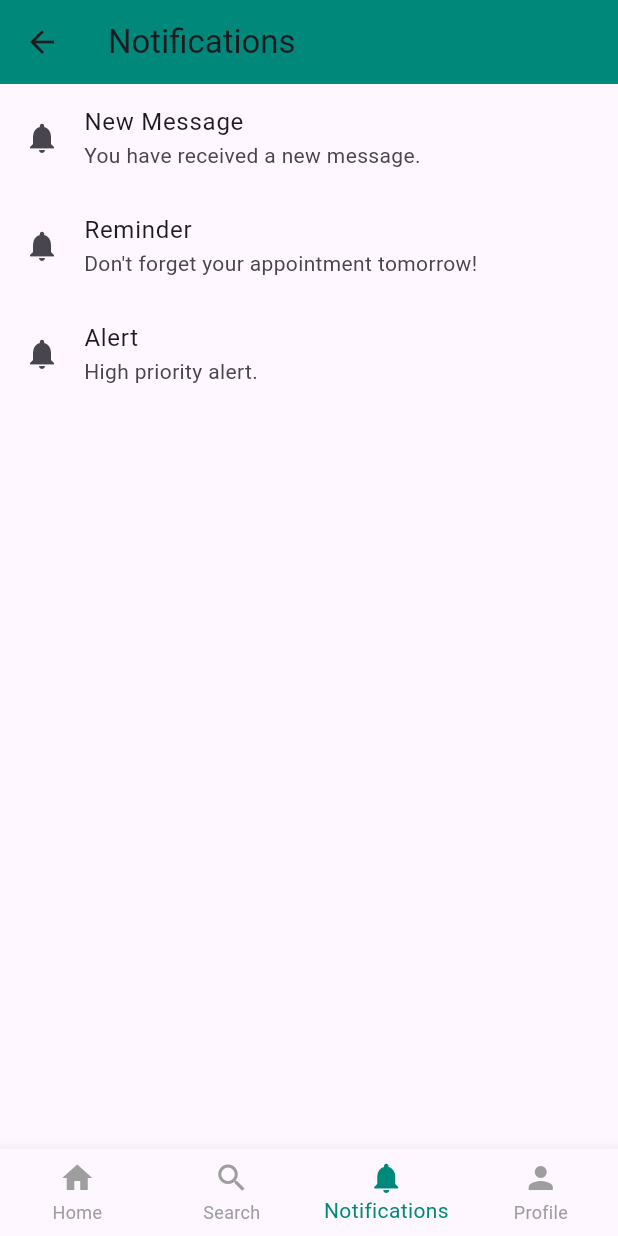
After one commit to vidyaratmayantii/relawanin_mobile_project, a Flutter app: the NotificationPage screen opened by its route, on a phone screen of 412 x 824 dp. The commit adds this screen. Run offline on Flutter 3.47's test engine with Material 3 defaults, Android fonts, the phone set to English and light mode, and no system bars.

Commit message:
notification page

```diff
--- a/lib/cari_kegiatan_page.dart
+++ b/lib/cari_kegiatan_page.dart
@@ -3,6 +3,7 @@
 import 'package:flutter/material.dart';
 import 'profile_page.dart';
 import 'dashboard_page.dart';
+import 'notification_page.dart';
 
 class carikegiatan extends StatefulWidget {
   const carikegiatan({super.key});
@@ -143,6 +144,11 @@ class _carikegiatanState extends State<carikegiatan> {
                 context,
                 MaterialPageRoute(builder: (context) => DashboardPage()),
               );
+            } else if (index == 2 ) {
+              Navigator.push(
+                context,
+                MaterialPageRoute(builder: (context) => NotificationPage()),
+              );
             }
           },
           items: const [
--- a/lib/dashboard_page.dart
+++ b/lib/dashboard_page.dart
@@ -1,6 +1,7 @@
 import 'package:flutter/material.dart';
 import 'package:relawanin_mobile_project/DetailKegiatan/detailKegiatan.dart';
 import 'package:relawanin_mobile_project/detailBerita_page.dart';
+import 'package:relawanin_mobile_project/notification_page.dart';
 import 'profile_page.dart';
 import 'cari_kegiatan_page.dart';
 
@@ -267,6 +268,11 @@ class DashboardPage extends StatelessWidget {
                 context,
                 MaterialPageRoute(builder: (context) => const carikegiatan()),
               );
+            } else if (index == 2 ) {
+              Navigator.push(
+                context,
+                MaterialPageRoute(builder: (context) => NotificationPage()),
+              );
             }
           },
           items: const [
--- a/lib/main.dart
+++ b/lib/main.dart
@@ -1,5 +1,6 @@
 import 'package:flutter/material.dart';
 import 'package:relawanin_mobile_project/DetailKegiatan/DetailKegiatan.dart';
+import 'package:relawanin_mobile_project/notification_page.dart';
 // import 'package:relawanin_mobile_project/cari_kegiatan_page.dart';
 import 'PageLogin/loginPage.dart';
 import 'dashboard_page.dart';
@@ -34,6 +35,8 @@ class MyApp extends StatelessWidget {
         '/profile': (context) => const ProfilePage(),
         '/berita': (context) => const DetailBeritaPage(),
         '/cariKegiatan': (context) => const carikegiatan(),
+        '/notification_page': (context) => NotificationPage(),
+
 
       },
     );
--- /dev/null
+++ b/lib/notification_page.dart
@@ -0,0 +1,106 @@
+import 'package:flutter/material.dart';
+import 'profile_page.dart';
+import 'cari_kegiatan_page.dart';
+import 'dashboard_page.dart';
+
+class NotificationPage extends StatefulWidget {
+  @override
+  _NotificationPageState createState() => _NotificationPageState();
+}
+
+class _NotificationPageState extends State<NotificationPage> {
+  @override
+  Widget build(BuildContext context) {
+    return Scaffold(
+      appBar: AppBar(
+        title: Text('Notifications'),
+        backgroundColor: const Color(0xFF00897B),
+      ),
+      body: _buildNotificationList(),
+      bottomNavigationBar: BottomNavigationBar(
+          type: BottomNavigationBarType.fixed,
+          currentIndex: 2,
+          unselectedItemColor: Colors.grey,
+          selectedItemColor: Color(0xFF00897B),
+          onTap: (int index) {
+            if (index == 3) {
+              Navigator.push(
+                context,
+                MaterialPageRoute(builder: (context) => const ProfilePage()),
+              );
+            } else if (index == 1) {
+              Navigator.push(
+                context,
+                MaterialPageRoute(builder: (context) => const carikegiatan()),
+              );
+            } else if (index == 0){
+                Navigator.push(
+                context,
+                MaterialPageRoute(builder: (context) => const DashboardPage()),
+              );
+            }
+          },
+          items: const [
+            BottomNavigationBarItem(
+              icon: Icon(Icons.home),
+              label: 'Home',
+            ),
+            BottomNavigationBarItem(
+              icon: Icon(Icons.search),
+              label: 'Search',
+            ),
+            BottomNavigationBarItem(
+              icon: Icon(Icons.notifications),
+              label: 'Notifications',
+            ),
+            BottomNavigationBarItem(
+              icon: Icon(Icons.person),
+              label: 'Profile',
+            ),
+          ],
+        ),
+    );
+  }
+
+  Widget _buildNotificationList() {
+    return ListView.builder(
+      itemCount: _notifications.length,
+      itemBuilder: (context, index) {
+        final notification = _notifications[index];
+
+        return ListTile(
+          title: Text(notification.title),
+          subtitle: Text(notification.body),
+          leading: Icon(Icons.notifications),
+          onTap: () {
+            // Tambahkan logika untuk menangani ketika notifikasi diklik
+            // Contohnya bisa menampilkan detail notifikasi atau membuka halaman terkait notifikasi
+          },
+        );
+      },
+    );
+  }
+}
+
+
+class NotificationModel {
+  final String title;
+  final String body;
+
+  NotificationModel({required this.title, required this.body});
+}
+
+List<NotificationModel> _notifications = [
+  NotificationModel(
+    title: 'New Message',
+    body: 'You have received a new message.',
+  ),
+  NotificationModel(
+    title: 'Reminder',
+    body: 'Don\'t forget your appointment tomorrow!',
+  ),
+  NotificationModel(
+    title: 'Alert',
+    body: 'High priority alert.',
+  ),
+];
--- a/lib/profile_page.dart
+++ b/lib/profile_page.dart
@@ -5,6 +5,7 @@ import 'package:relawanin_mobile_project/dashboard_page.dart';
 import 'package:relawanin_mobile_project/editProfile_page.dart';
 import 'package:relawanin_mobile_project/riwayat_page.dart';
 import 'package:relawanin_mobile_project/tentangkami_page.dart';
+import 'package:relawanin_mobile_project/notification_page.dart';
 
 class ProfilePage extends StatelessWidget {
   const ProfilePage({super.key});
@@ -204,6 +205,11 @@ class ProfilePage extends StatelessWidget {
                 context,
                 MaterialPageRoute(builder: (context) => carikegiatan()),
               );
+            } else if (index == 2 ) {
+              Navigator.push(
+                context,
+                MaterialPageRoute(builder: (context) => NotificationPage()),
+              );
             }
           },
           items: const [
```
